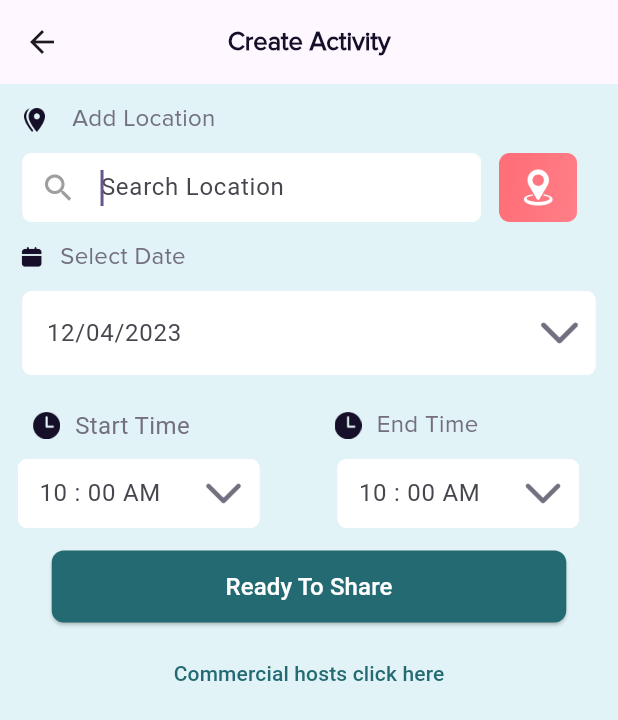
After one commit to fwdAndroid/join, a Flutter app: the CreateActivity screen opened directly, scrolled down 146 dp, after a tap on "Next", on a phone screen of 412 x 824 dp. The commit adds this screen. Shown: the top 720 px of the screen. Run offline on Flutter 3.47's test engine with Material 2 defaults, Android fonts, the phone set to English and light mode, and no system bars; our stand-ins replace animated_splash_screen, group_button, image_picker, material_segmented_control, page_transition.

Commit message:
Activity Part Complete

```diff
--- /dev/null
+++ b/lib/activity/next_activity_page.dart
@@ -0,0 +1,395 @@
+import 'package:flutter/material.dart';
+import 'package:intl/intl.dart';
+import 'package:join/activity/map_screen_activity.dart';
+
+import 'package:uuid/uuid.dart';
+
+class NextActivityPage extends StatefulWidget {
+  final title;
+  final description;
+  final image;
+  final cate;
+
+  const NextActivityPage(
+      {super.key,
+      required this.description,
+      required this.image,
+      required this.cate,
+      required this.title});
+
+  @override
+  State<NextActivityPage> createState() => _NextActivityPageState();
+}
+
+class _NextActivityPageState extends State<NextActivityPage> {
+  TextEditingController searchController = TextEditingController();
+  TextEditingController createDateController = TextEditingController();
+  TextEditingController startTimeController = TextEditingController();
+  TextEditingController endTimeController = TextEditingController();
+  DateTime? _selectedDate;
+  var uuid = Uuid().v4();
+
+  @override
+  Widget build(BuildContext context) {
+    return Scaffold(
+      backgroundColor: Color.fromARGB(255, 225, 243, 246),
+      resizeToAvoidBottomInset: false,
+      appBar: AppBar(
+        centerTitle: true,
+        title: Text(
+          "Create Activity",
+          overflow: TextOverflow.ellipsis,
+          textAlign: TextAlign.left,
+          style: TextStyle(
+              fontFamily: "ProximaNova",
+              fontWeight: FontWeight.w700,
+              fontSize: 17,
+              color: Color(0xff160F29)),
+        ),
+      ),
+      body: Column(
+        children: [
+          Padding(
+            padding: EdgeInsets.only(
+              left: 15,
+              top: 12,
+            ),
+            child: Row(
+              children: [
+                Image.asset(
+                  "assets/bxs_category-alt.png",
+                  height: 18,
+                  width: 18,
+                ),
+                Padding(
+                  padding: EdgeInsets.only(
+                    left: 15,
+                    bottom: 1,
+                  ),
+                  child: Text(
+                    "Add Location",
+                    overflow: TextOverflow.ellipsis,
+                    textAlign: TextAlign.left,
+                    style: TextStyle(
+                        fontFamily: "ProximaNova",
+                        fontWeight: FontWeight.w400,
+                        fontSize: 16,
+                        color: Color(0xff736F7F)),
+                  ),
+                ),
+              ],
+            ),
+          ),
+          Container(
+            margin: EdgeInsets.only(left: 15, right: 15, top: 10),
+            child: Row(
+              mainAxisAlignment: MainAxisAlignment.center,
+              children: [
+                Expanded(
+                  flex: 4,
+                  child: Container(
+                    width: 277,
+                    height: 46,
+                    child: TextFormField(
+                      decoration: InputDecoration(
+                        prefixIcon: Icon(
+                          Icons.search,
+                          color: Colors.grey,
+                        ),
+                        filled: true,
+                        contentPadding: EdgeInsets.only(top: 10),
+                        fillColor: Colors.white,
+                        focusedBorder: OutlineInputBorder(
+                            borderRadius: BorderRadius.circular(6),
+                            borderSide: BorderSide(color: Colors.white)),
+                        disabledBorder: OutlineInputBorder(
+                            borderRadius: BorderRadius.circular(6),
+                            borderSide: BorderSide(color: Colors.white)),
+                        enabledBorder: OutlineInputBorder(
+                            borderRadius: BorderRadius.circular(6),
+                            borderSide: BorderSide(color: Colors.white)),
+                        border: OutlineInputBorder(
+                            borderRadius: BorderRadius.circular(6),
+                            borderSide: BorderSide(color: Colors.white)),
+                        hintText: "Search Location",
+                        helperStyle: TextStyle(
+                          fontSize: 14,
+                          fontWeight: FontWeight.w200,
+                          color: Colors.grey,
+                        ),
+                      ),
+                      focusNode: FocusNode(),
+                      autofocus: true,
+                      controller: searchController,
+                    ),
+                  ),
+                ),
+                Expanded(
+                    child: Image.asset(
+                  "assets/Group 1000001315.png",
+                  width: 52,
+                  height: 46,
+                ))
+              ],
+            ),
+          ),
+          Padding(
+            padding: EdgeInsets.only(left: 12, bottom: 1, top: 12),
+            child: Row(children: [
+              Image.asset(
+                "assets/select.png",
+                height: 18,
+                width: 18,
+              ),
+              SizedBox(
+                width: 10,
+              ),
+              Text(
+                "Select Date",
+                style: TextStyle(
+                    fontFamily: "ProximaNova",
+                    fontWeight: FontWeight.w400,
+                    fontSize: 16,
+                    color: Color(0xff736F7F)),
+              ),
+            ]),
+          ),
+          Container(
+            margin: EdgeInsets.only(left: 15, right: 15, top: 10),
+            child: TextFormField(
+              onTap: () {
+                _selectDate(context);
+              },
+              decoration: InputDecoration(
+                suffixIcon: Padding(
+                  padding: const EdgeInsets.all(8.0),
+                  child: Image.asset(
+                    "assets/Chevon Left.png",
+                    height: 6,
+                    width: 6,
+                  ),
+                ),
+                filled: true,
+                fillColor: Colors.white,
+                focusedBorder: OutlineInputBorder(
+                    borderRadius: BorderRadius.circular(6),
+                    borderSide: BorderSide(color: Colors.white)),
+                disabledBorder: OutlineInputBorder(
+                    borderRadius: BorderRadius.circular(6),
+                    borderSide: BorderSide(color: Colors.white)),
+                enabledBorder: OutlineInputBorder(
+                    borderRadius: BorderRadius.circular(6),
+                    borderSide: BorderSide(color: Colors.white)),
+                border: OutlineInputBorder(
+                    borderRadius: BorderRadius.circular(6),
+                    borderSide: BorderSide(color: Colors.white)),
+                hintText: "12/04/2023",
+                helperStyle: TextStyle(
+                  fontSize: 14,
+                  fontWeight: FontWeight.w200,
+                  color: Colors.grey,
+                ),
+              ),
+              autofocus: true,
+              controller: createDateController,
+            ),
+          ),
+          Container(
+            margin: EdgeInsets.only(left: 12, right: 12, top: 10),
+            child: Row(children: [
+              Expanded(
+                  child: Column(
+                crossAxisAlignment: CrossAxisAlignment.start,
+                children: [
+                  Padding(
+                    padding: EdgeInsets.only(left: 10, bottom: 1, top: 12),
+                    child: Row(children: [
+                      Image.asset(
+                        "assets/clock.png",
+                        height: 18,
+                        width: 18,
+                      ),
+                      SizedBox(
+                        width: 10,
+                      ),
+                      Text(
+                        "Start Time",
+                        style: TextStyle(
+                            fontWeight: FontWeight.w400,
+                            fontSize: 16,
+                            color: Color(0xff736F7F)),
+                      ),
+                    ]),
+                  ),
+                  SizedBox(
+                    height: 10,
+                  ),
+                  Container(
+                    width: 161,
+                    height: 46,
+                    child: TextField(
+                      controller: startTimeController,
+                      decoration: InputDecoration(
+                        contentPadding: EdgeInsets.only(top: 20, left: 10),
+                        suffixIcon: Padding(
+                          padding: const EdgeInsets.all(8.0),
+                          child: Image.asset(
+                            "assets/Chevon Left.png",
+                            height: 6,
+                            width: 6,
+                          ),
+                        ),
+                        hintText: "10 : 00 AM",
+                        filled: true,
+                        fillColor: Colors.white,
+                        focusedBorder: OutlineInputBorder(
+                            borderRadius: BorderRadius.circular(6),
+                            borderSide: BorderSide(color: Colors.white)),
+                        disabledBorder: OutlineInputBorder(
+                            borderRadius: BorderRadius.circular(6),
+                            borderSide: BorderSide(color: Colors.white)),
+                        enabledBorder: OutlineInputBorder(
+                            borderRadius: BorderRadius.circular(6),
+                            borderSide: BorderSide(color: Colors.white)),
+                        border: OutlineInputBorder(
+                            borderRadius: BorderRadius.circular(6),
+                            borderSide: BorderSide(color: Colors.white)),
+                      ),
+                    ),
+                  ),
+                ],
+              )),
+              SizedBox(
+                width: 10,
+              ),
+              Expanded(
+                  child: Column(
+                children: [
+                  Padding(
+                    padding: EdgeInsets.only(left: 12, bottom: 1, top: 12),
+                    child: Row(children: [
+                      Image.asset(
+                        "assets/clock.png",
+                        height: 18,
+                        width: 18,
+                      ),
+                      SizedBox(
+                        width: 10,
+                      ),
+                      Text(
+                        "End Time",
+                        style: TextStyle(
+                            fontFamily: "ProximaNova",
+                            fontWeight: FontWeight.w400,
+                            fontSize: 16,
+                            color: Color(0xff736F7F)),
+                      ),
+                    ]),
+                  ),
+                  SizedBox(
+                    height: 10,
+                  ),
+                  Container(
+                    width: 161,
+                    height: 46,
+                    child: TextField(
+                      controller: endTimeController,
+                      decoration: InputDecoration(
+                        contentPadding: EdgeInsets.only(top: 20, left: 10),
+                        suffixIcon: Padding(
+                          padding: const EdgeInsets.all(8.0),
+                          child: Image.asset(
+                            "assets/Chevon Left.png",
+                            height: 6,
+                            width: 6,
+                          ),
+                        ),
+                        hintText: "10 : 00 AM",
+                        filled: true,
+                        fillColor: Colors.white,
+                        focusedBorder: OutlineInputBorder(
+                            borderRadius: BorderRadius.circular(6),
+                            borderSide: BorderSide(color: Colors.white)),
+                        disabledBorder: OutlineInputBorder(
+                            borderRadius: BorderRadius.circular(6),
+                            borderSide: BorderSide(color: Colors.white)),
+                        enabledBorder: OutlineInputBorder(
+                            borderRadius: BorderRadius.circular(6),
+                            borderSide: BorderSide(color: Colors.white)),
+                        border: OutlineInputBorder(
+                            borderRadius: BorderRadius.circular(6),
+                            borderSide: BorderSide(color: Colors.white)),
+                      ),
+                    ),
+                  ),
+                ],
+              )),
+            ]),
+          ),
+          Container(
+            margin: EdgeInsets.only(left: 15, right: 15, top: 15),
+            child: ElevatedButton(
+                style: ElevatedButton.styleFrom(
+                    shape: RoundedRectangleBorder(
+                      borderRadius: BorderRadius.circular(8.0),
+                    ),
+                    fixedSize: Size(343, 48),
+                    backgroundColor: Color(0xff246A73)),
+                onPressed: createProfile,
+                child: Text(
+                  "Ready To Share",
+                  style: TextStyle(color: Colors.white, fontSize: 16),
+                )),
+          ),
+          Container(
+              margin: EdgeInsets.only(
+                left: 15,
+                right: 15,
+                top: 10,
+              ),
+              child: TextButton(
+                onPressed: () {},
+                child: Text(
+                  "Commercial hosts click here",
+                  style: TextStyle(color: Color(0xff246A73)),
+                ),
+              ))
+        ],
+      ),
+    );
+  }
+
+  _selectDate(BuildContext context) async {
+    var newSelectedDate = await showDatePicker(
+      context: context,
+      initialDate: _selectedDate ?? DateTime.now(),
+      firstDate: DateTime(2000),
+      lastDate: DateTime(2040),
+    );
+
+    if (newSelectedDate != null) {
+      _selectedDate = newSelectedDate;
+      createDateController
+        ..text = DateFormat.yMMMd().format(_selectedDate!)
+        ..selection = TextSelection.fromPosition(TextPosition(
+            offset: createDateController.text.length,
+            affinity: TextAffinity.upstream));
+    }
+  }
+
+  void createProfile() async {
+    Navigator.push(
+        context,
+        MaterialPageRoute(
+            builder: (builder) => MapScreenActivity(
+                  cate: widget.cate,
+                  title: widget.title,
+                  desc: widget.description,
+                  image: widget.image,
+                  starttime: startTimeController.text,
+                  endtime: endTimeController.text,
+                  day: createDateController.text,
+                  search: searchController.text,
+                )));
+  }
+}
--- a/lib/main/dashboard_pages/create_activity.dart
+++ b/lib/main/dashboard_pages/create_activity.dart
@@ -2,6 +2,7 @@ import 'dart:typed_data';
 
 import 'package:flutter/material.dart';
 import 'package:image_picker/image_picker.dart';
+import 'package:join/activity/next_activity_page.dart';
 
 class CreateActivity extends StatefulWidget {
   @override
@@ -50,7 +51,11 @@ class _CreateActivityState extends State<CreateActivity> {
           "Create Activity",
           overflow: TextOverflow.ellipsis,
           textAlign: TextAlign.left,
-          //  style: AppStyle.txtProximaNovaSemibold20,
+          style: TextStyle(
+              fontFamily: "ProximaNova",
+              fontWeight: FontWeight.w700,
+              fontSize: 17,
+              color: Color(0xff160F29)),
         ),
       ),
       body: SingleChildScrollView(
--- a/pubspec.yaml
+++ b/pubspec.yaml
@@ -39,6 +39,8 @@ dependencies:
   material_segmented_control: ^5.0.0
   group_button: ^5.3.0
   image_picker: ^0.8.8
+  uuid: ^3.0.7
+  intl: ^0.18.1
 
 dev_dependencies:
   flutter_test:
```
Also changed, not shown: lib/activity/map_screen_activity.dart (added, +172 -0 lines), assets/bxs_category-alt.png (added), assets/select.png (added), pubspec.lock.
